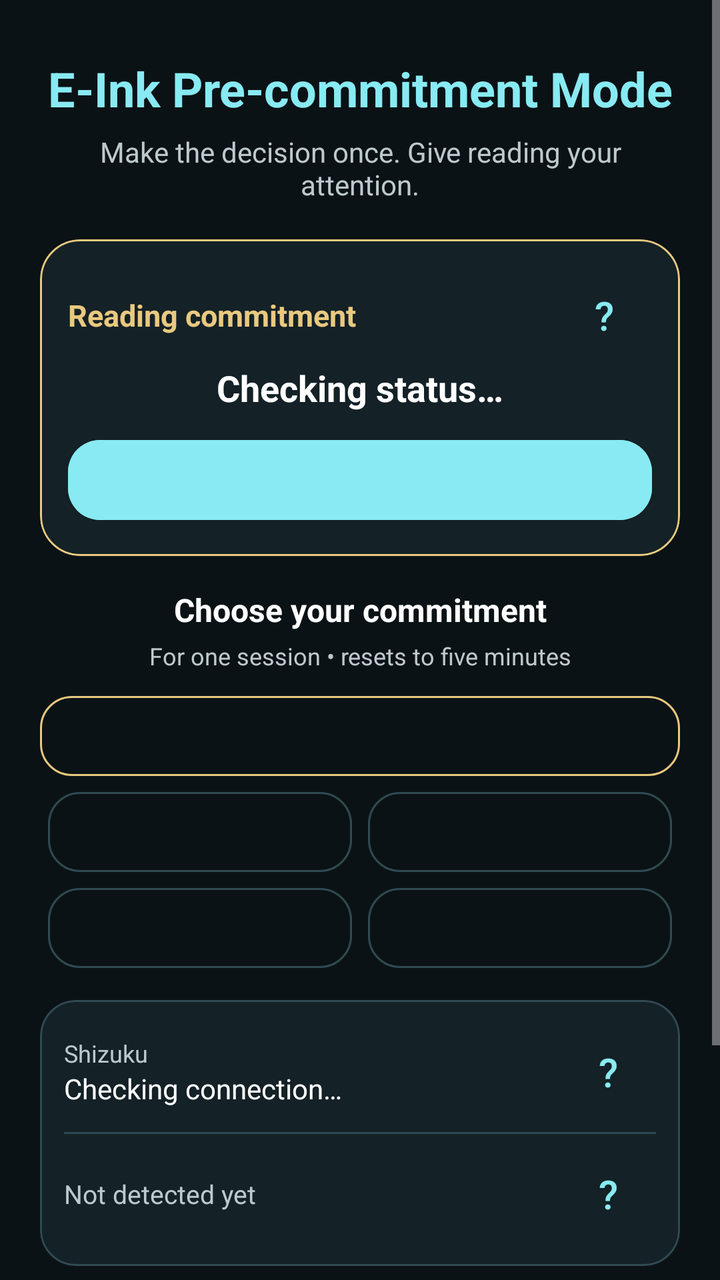
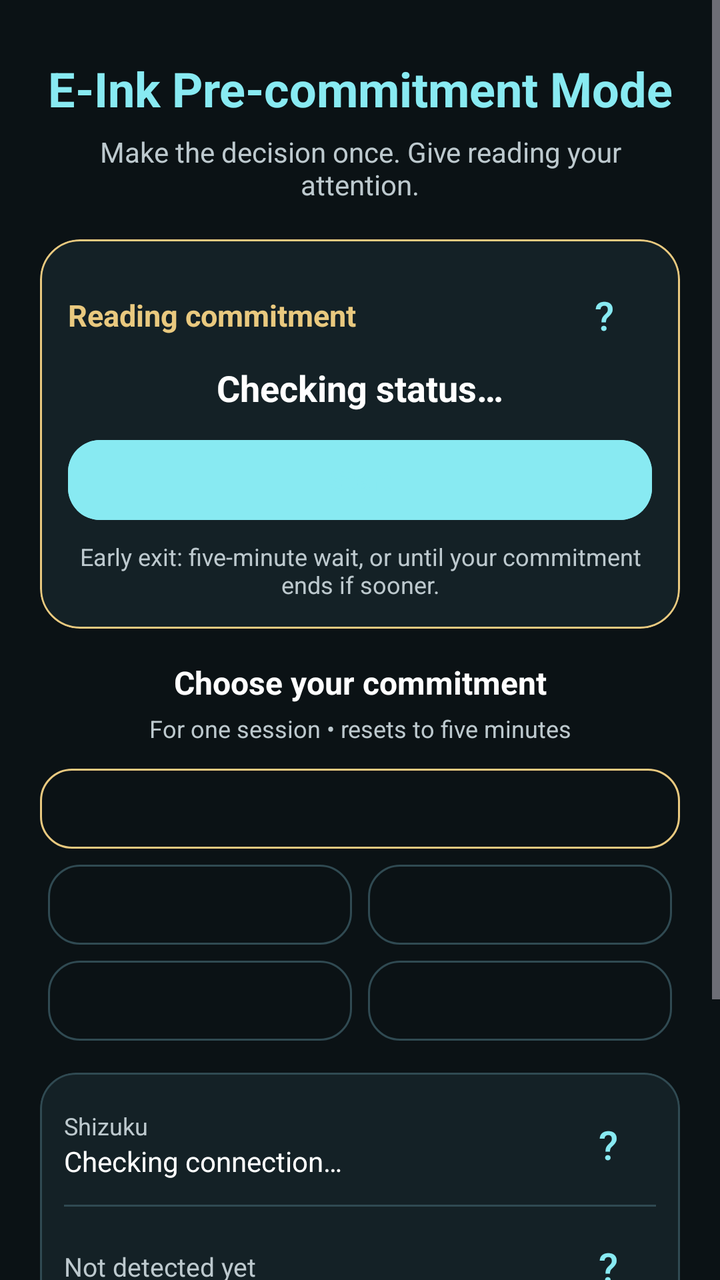

Two renders of the same Android screen: before a commit and after it. Below are the layout's source before the change and the commit's diff.
<!-- AndroidManifest.xml: application theme Theme.NxtpaperGuard -->
<!-- res/layout/activity_main.xml -->
<?xml version="1.0" encoding="utf-8"?>
<ScrollView xmlns:android="http://schemas.android.com/apk/res/android" xmlns:app="http://schemas.android.com/apk/res-auto"
    android:id="@+id/guardRoot" android:layout_width="match_parent" android:layout_height="match_parent"
    android:background="@color/gray_dark" android:fillViewport="true">
    <LinearLayout android:layout_width="match_parent" android:layout_height="wrap_content" android:orientation="vertical" android:padding="20dp">
        <TextView android:layout_width="match_parent" android:layout_height="wrap_content" android:layout_marginTop="8dp"
            android:gravity="center" android:text="@string/title_nxtpaper_guard" android:textDirection="ltr"
            android:textColor="@color/accent_blue" android:textSize="24sp" android:textStyle="bold" />
        <TextView android:layout_width="match_parent" android:layout_height="wrap_content" android:layout_marginTop="6dp"
            android:gravity="center" android:text="@string/desc_nxtpaper_guard" android:textColor="@color/gray_text" android:textSize="14sp" />
        <com.google.android.material.card.MaterialCardView android:layout_width="match_parent" android:layout_height="wrap_content"
            android:layout_marginTop="18dp" app:cardBackgroundColor="@color/gray_card" app:cardCornerRadius="20dp"
            app:strokeColor="@color/accent_gold" app:strokeWidth="1dp">
            <LinearLayout android:layout_width="match_parent" android:layout_height="wrap_content" android:orientation="vertical" android:padding="14dp">
                <LinearLayout android:layout_width="match_parent" android:layout_height="wrap_content" android:gravity="center_vertical" android:orientation="horizontal">
                    <TextView android:id="@+id/tvCommitmentTitle" android:layout_width="0dp" android:layout_height="wrap_content" android:layout_weight="1"
                        android:text="@string/guard_card_title" android:textColor="@color/accent_gold" android:textSize="15sp" android:textStyle="bold" />
                    <Button android:id="@+id/btnGuardHelp" style="@style/Widget.Material3.Button.TextButton" android:layout_width="48dp" android:layout_height="48dp" android:minWidth="48dp" android:minHeight="48dp" android:padding="0dp" android:contentDescription="@string/guard_help_accessibility" android:text="@string/help_symbol" android:textColor="@color/accent_blue" android:textSize="20sp" />
                </LinearLayout>
                <TextView android:id="@+id/tvServiceStatus" android:layout_width="match_parent" android:layout_height="wrap_content"
                    android:gravity="center" android:text="@string/guard_checking" android:textColor="@color/white" android:textSize="18sp" android:textStyle="bold" />
                <TextView android:id="@+id/tvGuardError" android:layout_width="match_parent" android:layout_height="wrap_content" android:layout_marginTop="8dp"
                    android:accessibilityLiveRegion="polite" android:textColor="@color/accent_red" android:textSize="14sp" android:visibility="gone" />
                <com.google.android.material.button.MaterialButton android:id="@+id/btnToggleService" style="@style/Widget.Material3.Button" android:layout_width="match_parent" android:layout_height="wrap_content" android:minHeight="48dp" android:textAllCaps="false" android:textColor="@color/accent_blue" android:text="@string/btn_start_service" android:layout_marginTop="10dp" android:backgroundTint="@color/accent_blue" app:cornerRadius="16dp" />
                <com.google.android.material.button.MaterialButton android:id="@+id/btnCancelResume" style="@style/Widget.Material3.Button.TextButton" android:layout_width="match_parent" android:layout_height="wrap_content" android:minHeight="48dp" android:textAllCaps="false" android:textColor="@color/accent_blue" android:text="@string/btn_cancel_resume" android:visibility="gone" app:cornerRadius="16dp" />
            </LinearLayout>
        </com.google.android.material.card.MaterialCardView>
        <TextView android:layout_width="match_parent" android:layout_height="wrap_content" android:layout_marginTop="16dp"
            android:gravity="center" android:text="@string/duration_heading" android:textColor="@color/white" android:textSize="16sp" android:textStyle="bold" />
        <TextView android:id="@+id/tvDurationNote" android:layout_width="match_parent" android:layout_height="wrap_content" android:layout_marginTop="4dp"
            android:gravity="center" android:text="@string/duration_next_session" android:textColor="@color/gray_text" android:textSize="12sp" />
        <com.google.android.material.button.MaterialButton android:id="@+id/btnDurationDefault" style="@style/Widget.Material3.Button.OutlinedButton" android:layout_width="match_parent" android:layout_height="wrap_content" android:minHeight="48dp" android:textAllCaps="false" android:textColor="@color/accent_blue"  android:layout_marginTop="8dp" app:strokeColor="@color/accent_gold" app:cornerRadius="16dp" />
        <LinearLayout android:layout_width="match_parent" android:layout_height="wrap_content" android:orientation="horizontal">
            <com.google.android.material.button.MaterialButton android:id="@+id/btnDurationTwo" style="@style/Widget.Material3.Button.OutlinedButton" android:layout_width="0dp" android:layout_height="wrap_content" android:layout_weight="1" android:layout_marginHorizontal="4dp" android:minHeight="48dp" android:textAllCaps="false" android:textColor="@color/accent_blue" app:cornerRadius="16dp" app:strokeColor="@color/gray_border" />
            <com.google.android.material.button.MaterialButton android:id="@+id/btnDurationFour" style="@style/Widget.Material3.Button.OutlinedButton" android:layout_width="0dp" android:layout_height="wrap_content" android:layout_weight="1" android:layout_marginHorizontal="4dp" android:minHeight="48dp" android:textAllCaps="false" android:textColor="@color/accent_blue" app:cornerRadius="16dp" app:strokeColor="@color/gray_border" />
        </LinearLayout>
        <LinearLayout android:layout_width="match_parent" android:layout_height="wrap_content" android:orientation="horizontal">
            <com.google.android.material.button.MaterialButton android:id="@+id/btnDurationSix" style="@style/Widget.Material3.Button.OutlinedButton" android:layout_width="0dp" android:layout_height="wrap_content" android:layout_weight="1" android:layout_marginHorizontal="4dp" android:minHeight="48dp" android:textAllCaps="false" android:textColor="@color/accent_blue" app:cornerRadius="16dp" app:strokeColor="@color/gray_border" />
            <com.google.android.material.button.MaterialButton android:id="@+id/btnDurationTwelve" style="@style/Widget.Material3.Button.OutlinedButton" android:layout_width="0dp" android:layout_height="wrap_content" android:layout_weight="1" android:layout_marginHorizontal="4dp" android:minHeight="48dp" android:textAllCaps="false" android:textColor="@color/accent_blue" app:cornerRadius="16dp" app:strokeColor="@color/gray_border" />
        </LinearLayout>
        <com.google.android.material.card.MaterialCardView android:layout_width="match_parent" android:layout_height="wrap_content" android:layout_marginTop="12dp"
            app:cardBackgroundColor="@color/gray_card" app:cardCornerRadius="18dp" app:strokeColor="@color/gray_border" app:strokeWidth="1dp">
            <LinearLayout android:layout_width="match_parent" android:layout_height="wrap_content" android:orientation="vertical" android:padding="12dp">
                <LinearLayout android:layout_width="match_parent" android:layout_height="wrap_content" android:gravity="center_vertical" android:orientation="horizontal">
                    <LinearLayout android:layout_width="0dp" android:layout_height="wrap_content" android:layout_weight="1" android:orientation="vertical">
                        <TextView android:layout_width="match_parent" android:layout_height="wrap_content" android:text="@string/shizuku_card_title" android:textColor="@color/gray_text" android:textSize="12sp" />
                        <TextView android:id="@+id/tvShizukuStatus" android:layout_width="match_parent" android:layout_height="wrap_content" android:text="@string/shizuku_status_unknown" android:textColor="@color/white" android:textSize="14sp" />
                    </LinearLayout>
                    <Button android:id="@+id/btnShizukuHelp" style="@style/Widget.Material3.Button.TextButton" android:layout_width="48dp" android:layout_height="48dp" android:minWidth="48dp" android:minHeight="48dp" android:padding="0dp" android:contentDescription="@string/shizuku_help_accessibility" android:text="@string/help_symbol" android:textColor="@color/accent_blue" android:textSize="20sp" />
                </LinearLayout>
                <com.google.android.material.button.MaterialButton android:id="@+id/btnGrantShizuku" style="@style/Widget.Material3.Button" android:layout_width="match_parent" android:layout_height="wrap_content" android:minHeight="48dp" android:textAllCaps="false" android:textColor="@color/gray_dark" android:text="@string/btn_grant_shizuku" android:backgroundTint="@color/accent_blue" android:visibility="gone" app:cornerRadius="16dp" />
                <com.google.android.material.button.MaterialButton android:id="@+id/btnOpenShizuku" style="@style/Widget.Material3.Button" android:layout_width="match_parent" android:layout_height="wrap_content" android:minHeight="48dp" android:textAllCaps="false" android:textColor="@color/gray_dark" android:text="@string/btn_open_shizuku" android:backgroundTint="@color/accent_blue" android:visibility="gone" app:cornerRadius="16dp" />
                <View android:layout_width="match_parent" android:layout_height="1dp" android:layout_marginVertical="6dp" android:background="@color/gray_border" />
                <LinearLayout android:layout_width="match_parent" android:layout_height="wrap_content" android:gravity="center_vertical" android:orientation="horizontal">
                    <TextView android:id="@+id/tvHardwareState" android:layout_width="0dp" android:layout_height="wrap_content" android:layout_weight="1" android:text="@string/state_unknown" android:textColor="@color/gray_text" android:textSize="13sp" />
                    <Button android:id="@+id/btnHardwareHelp" style="@style/Widget.Material3.Button.TextButton" android:layout_width="48dp" android:layout_height="48dp" android:minWidth="48dp" android:minHeight="48dp" android:padding="0dp" android:contentDescription="@string/hardware_help_accessibility" android:text="@string/help_symbol" android:textColor="@color/accent_blue" android:textSize="20sp" />
                </LinearLayout>
            </LinearLayout>
        </com.google.android.material.card.MaterialCardView>
        <com.google.android.material.button.MaterialButton android:id="@+id/btnToggleTests" style="@style/Widget.Material3.Button.TextButton" android:layout_width="match_parent" android:layout_height="wrap_content" android:minHeight="48dp" android:textAllCaps="false" android:textColor="@color/accent_blue" android:text="@string/show_mode_tests" android:layout_marginTop="4dp" android:textSize="12sp" app:cornerRadius="16dp" />
        <LinearLayout android:id="@+id/layoutTests" android:layout_width="match_parent" android:layout_height="wrap_content" android:orientation="vertical" android:visibility="gone">
            <TextView android:layout_width="match_parent" android:layout_height="wrap_content" android:text="@string/mode_tests_note" android:textColor="@color/gray_text" android:textSize="13sp" />
            <com.google.android.material.button.MaterialButton android:id="@+id/btnTestInk" style="@style/Widget.Material3.Button" android:layout_width="match_parent" android:layout_height="wrap_content" android:minHeight="48dp" android:textAllCaps="false" android:textColor="@color/accent_blue" android:text="@string/btn_test_ink" android:backgroundTint="@color/gray_border" app:cornerRadius="16dp" />
            <com.google.android.material.button.MaterialButton android:id="@+id/btnTestNormal" style="@style/Widget.Material3.Button" android:layout_width="match_parent" android:layout_height="wrap_content" android:minHeight="48dp" android:textAllCaps="false" android:textColor="@color/accent_blue" android:text="@string/btn_test_normal" android:backgroundTint="@color/gray_border" app:cornerRadius="16dp" />
        </LinearLayout>
        <Space android:layout_width="match_parent" android:layout_height="0dp" android:layout_weight="1" />
        <com.google.android.material.button.MaterialButton android:id="@+id/btnLanguage" style="@style/Widget.Material3.Button.OutlinedButton"
            android:layout_width="wrap_content" android:layout_height="wrap_content" android:layout_gravity="center_horizontal"
            android:layout_marginTop="12dp" android:minWidth="160dp" android:minHeight="48dp" android:textAllCaps="false"
            android:textColor="@color/accent_blue" app:cornerRadius="24dp" app:strokeColor="@color/accent_blue" />
        <TextView android:id="@+id/tvVersion" android:layout_width="match_parent" android:layout_height="wrap_content" android:layout_marginTop="4dp"
            android:gravity="center" android:textColor="@color/gray_text" android:textSize="11sp" />
    </LinearLayout>
</ScrollView>
<!-- resources referenced by this layout -->
<resources>
  <color name="accent_blue">#FF88EAF2</color>
  <color name="accent_gold">#FFE9C97F</color>
  <color name="accent_red">#FFFF3B30</color>
  <color name="gray_border">#FF304A52</color>
  <color name="gray_card">#FF142126</color>
  <color name="gray_dark">#FF0B1215</color>
  <color name="gray_text">#FFBDC9CE</color>
  <color name="white">#FFFFFFFF</color>
  <string name="btn_cancel_resume">Emergency Stop</string>
  <string name="btn_grant_shizuku">Allow Shizuku access</string>
  <string name="btn_open_shizuku">Open Shizuku</string>
  <string name="btn_start_service">Start</string>
  <string name="btn_test_ink">Test Ink</string>
  <string name="btn_test_normal">Test Normal</string>
  <string name="desc_nxtpaper_guard">Make the decision once. Give reading your attention.</string>
  <string name="duration_heading">Choose your commitment</string>
  <string name="duration_next_session">For one session • resets to five minutes</string>
  <string name="guard_card_title">Reading commitment</string>
  <string name="guard_checking">Checking status…</string>
  <string name="guard_help_accessibility">Explain the commitment and continued reading</string>
  <string name="hardware_help_accessibility">Explain how the physical switch is detected</string>
  <string name="help_symbol">?</string>
  <string name="mode_tests_note">Stop the guard before testing display modes.</string>
  <string name="shizuku_card_title">Shizuku</string>
  <string name="shizuku_help_accessibility">Explain Shizuku permission and restart setup</string>
  <string name="shizuku_status_unknown">Checking connection…</string>
  <string name="show_mode_tests">Diagnostics</string>
  <string name="state_unknown">Not detected yet</string>
  <string name="title_nxtpaper_guard" translatable="false">E-Ink Pre-commitment Mode</string>
  <style name="Theme.NxtpaperGuard" parent="Theme.Material3.Dark.NoActionBar">
          <item name="android:statusBarColor">@color/gray_dark</item>
          <item name="android:navigationBarColor">@color/gray_dark</item>
          <item name="android:windowBackground">@color/gray_dark</item>
          <item name="android:windowLightStatusBar">false</item>
      </style>
</resources>

<!-- the commit's change to res/layout/activity_main.xml (unified diff, before → after) -->
@@ -19,10 +19,14 @@
                 </LinearLayout>
                 <TextView android:id="@+id/tvServiceStatus" android:layout_width="match_parent" android:layout_height="wrap_content"
                     android:gravity="center" android:text="@string/guard_checking" android:textColor="@color/white" android:textSize="18sp" android:textStyle="bold" />
+                <TextView android:id="@+id/tvCommitmentRemaining" android:layout_width="match_parent" android:layout_height="wrap_content"
+                    android:layout_marginTop="6dp" android:gravity="center" android:textColor="@color/gray_text" android:textSize="14sp" android:visibility="gone" />
                 <TextView android:id="@+id/tvGuardError" android:layout_width="match_parent" android:layout_height="wrap_content" android:layout_marginTop="8dp"
                     android:accessibilityLiveRegion="polite" android:textColor="@color/accent_red" android:textSize="14sp" android:visibility="gone" />
                 <com.google.android.material.button.MaterialButton android:id="@+id/btnToggleService" style="@style/Widget.Material3.Button" android:layout_width="match_parent" android:layout_height="wrap_content" android:minHeight="48dp" android:textAllCaps="false" android:textColor="@color/accent_blue" android:text="@string/btn_start_service" android:layout_marginTop="10dp" android:backgroundTint="@color/accent_blue" app:cornerRadius="16dp" />
                 <com.google.android.material.button.MaterialButton android:id="@+id/btnCancelResume" style="@style/Widget.Material3.Button.TextButton" android:layout_width="match_parent" android:layout_height="wrap_content" android:minHeight="48dp" android:textAllCaps="false" android:textColor="@color/accent_blue" android:text="@string/btn_cancel_resume" android:visibility="gone" app:cornerRadius="16dp" />
+                <TextView android:id="@+id/tvExitPolicy" android:layout_width="match_parent" android:layout_height="wrap_content"
+                    android:layout_marginTop="6dp" android:gravity="center" android:text="@string/guard_exit_policy" android:textColor="@color/gray_text" android:textSize="12sp" />
             </LinearLayout>
         </com.google.android.material.card.MaterialCardView>
         <TextView android:layout_width="match_parent" android:layout_height="wrap_content" android:layout_marginTop="16dp"
@@ -59,6 +63,7 @@
         </com.google.android.material.card.MaterialCardView>
         <com.google.android.material.button.MaterialButton android:id="@+id/btnToggleTests" style="@style/Widget.Material3.Button.TextButton" android:layout_width="match_parent" android:layout_height="wrap_content" android:minHeight="48dp" android:textAllCaps="false" android:textColor="@color/accent_blue" android:text="@string/show_mode_tests" android:layout_marginTop="4dp" android:textSize="12sp" app:cornerRadius="16dp" />
         <LinearLayout android:id="@+id/layoutTests" android:layout_width="match_parent" android:layout_height="wrap_content" android:orientation="vertical" android:visibility="gone">
+            <com.google.android.material.button.MaterialButton android:id="@+id/btnCheckCompatibility" style="@style/Widget.Material3.Button" android:layout_width="match_parent" android:layout_height="wrap_content" android:minHeight="48dp" android:textAllCaps="false" android:textColor="@color/accent_blue" android:text="@string/btn_check_compatibility" android:backgroundTint="@color/gray_border" app:cornerRadius="16dp" />
             <TextView android:layout_width="match_parent" android:layout_height="wrap_content" android:text="@string/mode_tests_note" android:textColor="@color/gray_text" android:textSize="13sp" />
             <com.google.android.material.button.MaterialButton android:id="@+id/btnTestInk" style="@style/Widget.Material3.Button" android:layout_width="match_parent" android:layout_height="wrap_content" android:minHeight="48dp" android:textAllCaps="false" android:textColor="@color/accent_blue" android:text="@string/btn_test_ink" android:backgroundTint="@color/gray_border" app:cornerRadius="16dp" />
             <com.google.android.material.button.MaterialButton android:id="@+id/btnTestNormal" style="@style/Widget.Material3.Button" android:layout_width="match_parent" android:layout_height="wrap_content" android:minHeight="48dp" android:textAllCaps="false" android:textColor="@color/accent_blue" android:text="@string/btn_test_normal" android:backgroundTint="@color/gray_border" app:cornerRadius="16dp" />
<!-- resource entries referenced after the edit -->
@@ -9,6 +9,7 @@
   <color name="gray_text">#FFBDC9CE</color>
   <color name="white">#FFFFFFFF</color>
   <string name="btn_cancel_resume">Emergency Stop</string>
+  <string name="btn_check_compatibility">Check system compatibility</string>
   <string name="btn_grant_shizuku">Allow Shizuku access</string>
   <string name="btn_open_shizuku">Open Shizuku</string>
   <string name="btn_start_service">Start</string>
@@ -19,6 +20,7 @@
   <string name="duration_next_session">For one session • resets to five minutes</string>
   <string name="guard_card_title">Reading commitment</string>
   <string name="guard_checking">Checking status…</string>
+  <string name="guard_exit_policy">Early exit: five-minute wait, or until your commitment ends if sooner.</string>
   <string name="guard_help_accessibility">Explain the commitment and continued reading</string>
   <string name="hardware_help_accessibility">Explain how the physical switch is detected</string>
   <string name="help_symbol">?</string>
